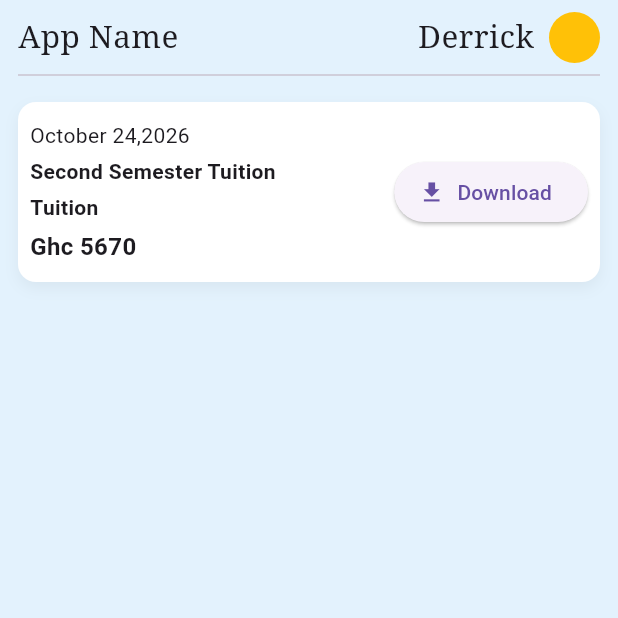
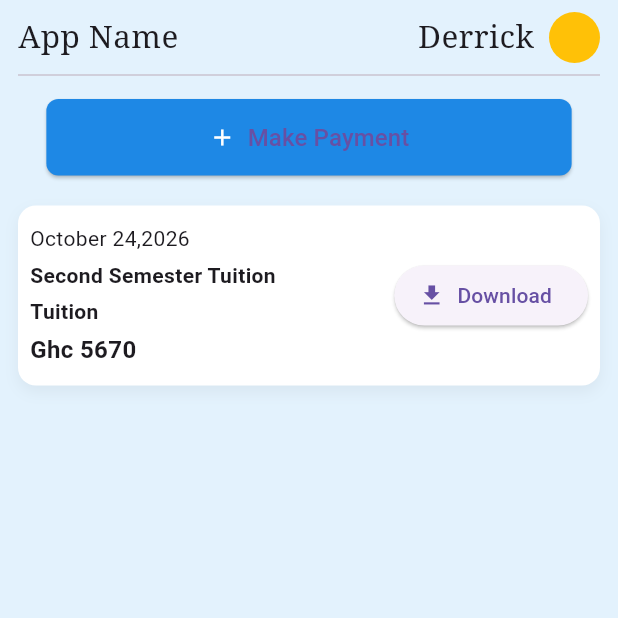
Before and after one commit to Prostorm11/Payment_App, a Flutter app: the PaymentScreen screen opened directly, on a phone screen of 412 x 824 dp, the top half of it. Run offline on Flutter 3.47's test engine with Material 3 defaults, Android fonts, the phone set to English and light mode, and no system bars.

Commit message:
payment_modal

```diff
--- a/lib/Dashboard/dashboard.dart
+++ b/lib/Dashboard/dashboard.dart
@@ -20,6 +20,7 @@ class DashboardScreen extends StatelessWidget {
                 child: SingleChildScrollView(
                   child: Column(
                     children: [
+
                       InfoCard(
                         icon: Icons.payment,
                         toptext: "Total Fees Due",
--- a/lib/Payment/payment.dart
+++ b/lib/Payment/payment.dart
@@ -12,20 +12,29 @@ class PaymentScreen extends StatefulWidget {
 class _PaymentScreenState extends State<PaymentScreen> {
   @override
   Widget build(BuildContext context) {
-    return const Scaffold(
+    return Scaffold(
       body: Padding(
         padding: EdgeInsets.symmetric(vertical: 8, horizontal: 12),
         child: Column(
           crossAxisAlignment: CrossAxisAlignment.start,
           mainAxisAlignment: MainAxisAlignment.start,
           children: [
-            ConsistentTopInfo(userName: "Derrick"),
-            Divider(),
+            const ConsistentTopInfo(userName: "Derrick"),
+            const Divider(),
+            const SizedBox(height:
+            8,),
             Expanded(
                 child: SingleChildScrollView(
               child: Column(
                 children: [
-                  HistoryCard(
+/*                   ElevatedButton.icon(
+                    onPressed: () {},
+                    label: Text("Make Payment"),
+                    icon: Icon(Icons.add),
+                  ), */
+                  _wideButton(context, icon: Icons.add, label: "Make Payment", onTap: ()=>_showPaymentModal(context)),
+                  const SizedBox(height: 10,),
+                  const HistoryCard(
                       date: "date",
                       period: "period",
                       paymentCategory: "paymentCategory",
@@ -38,4 +47,50 @@ class _PaymentScreenState extends State<PaymentScreen> {
       ),
     );
   }
+  Widget _wideButton(BuildContext context,
+      {required IconData icon,
+      required String label,
+      required VoidCallback onTap}) {
+    final isDark = Theme.of(context).brightness == Brightness.dark;
+    return SizedBox(
+      width: MediaQuery.of(context).size.width*0.85,
+      child: ElevatedButton.icon(
+        onPressed: onTap,
+        icon: Icon(icon, color: Colors.white),
+        label: Text(label, style: const TextStyle(fontSize: 16)),
+        style: ElevatedButton.styleFrom(
+          backgroundColor: isDark ? Colors.blue[400] : Colors.blue[600],
+          padding: const EdgeInsets.symmetric(vertical: 14),
+          shape: RoundedRectangleBorder(
+            borderRadius: BorderRadius.circular(8),
+          ),
+        ),
+      ),
+    );
+  }
+
+  Future<void>_showPaymentModal(BuildContext context)async{
+    await showDialog(context: context, builder: (BuildContext ctx){
+      return const Dialog(
+        child:  Padding(
+          padding: EdgeInsets.all(8.0),
+          child: SingleChildScrollView(
+              child: Column(children: [
+                Text("Hello"),
+                Text("Hello"),
+                Text("Hello"),
+                Text("Hello"),
+                Text("Hello"),
+                Text("Hello"),
+                Text("Hello"),
+                Text("Hello"),
+                Text("Hello"),
+                Text("Hello"),
+                Text("Hello"),
+              ],),
+          ),
+        ),
+      );
+    });
+  }
 }
```
